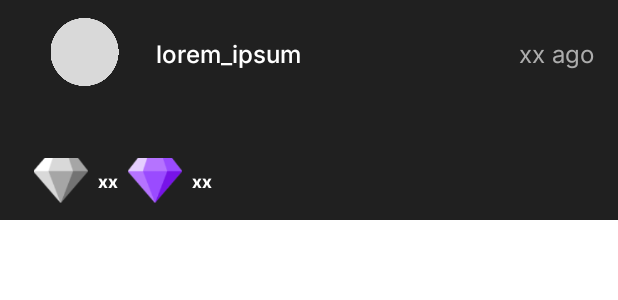
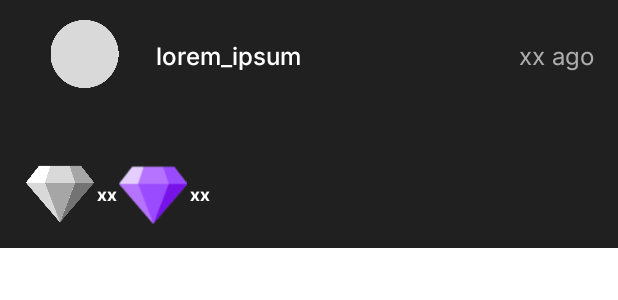
Before and after one commit to itSim04/Bliss, an Android app: the layout image_gem_item.xml on its own in the app's theme, with its tools: preview values and no code run, on a phone screen of 412 x 824 dp. Shown: the top 300 px of the screen. Run offline under Robolectric (Android 15) with nearby library versions, the phone set to English and light mode, and no system bars.

Commit message:
Updated resources

```diff
--- a/Bliss_client/app/src/main/res/layout/image_gem_item.xml
+++ b/Bliss_client/app/src/main/res/layout/image_gem_item.xml
@@ -37,7 +37,7 @@
     <androidx.constraintlayout.widget.ConstraintLayout
         android:id="@+id/diamondreminesCenter"
         android:layout_width="0dp"
-        android:layout_height="30dp"
+        android:layout_height="45dp"
         android:layout_marginTop="16dp"
         app:layout_constraintBottom_toTopOf="@+id/lowerBorder"
         app:layout_constraintEnd_toStartOf="@+id/rightBorder"
@@ -54,13 +54,13 @@
 
         <ImageView
             android:id="@+id/reminesLabel"
-            android:layout_width="0dp"
-            android:layout_height="wrap_content"
+            android:layout_width="45dp"
+            android:layout_height="45dp"
+            android:src="@drawable/remines_icon"
             app:layout_constraintBottom_toBottomOf="parent"
             app:layout_constraintEnd_toStartOf="@+id/reminesNum"
             app:layout_constraintStart_toEndOf="@+id/diamondsNum"
-            app:layout_constraintTop_toTopOf="parent"
-            app:srcCompat="@drawable/remines" />
+            app:layout_constraintTop_toTopOf="parent" />
 
         <TextView
             android:id="@+id/reminesNum"
@@ -77,13 +77,13 @@
 
         <ImageView
             android:id="@+id/diamondsLabel"
-            android:layout_width="0dp"
-            android:layout_height="wrap_content"
+            android:layout_width="45dp"
+            android:layout_height="45dp"
+            android:src="@drawable/diamonds_icon"
             app:layout_constraintBottom_toBottomOf="parent"
             app:layout_constraintEnd_toStartOf="@+id/diamondsNum"
             app:layout_constraintStart_toStartOf="parent"
-            app:layout_constraintTop_toTopOf="parent"
-            app:srcCompat="@drawable/diamonds" />
+            app:layout_constraintTop_toTopOf="parent" />
 
         <TextView
             android:id="@+id/diamondsNum"
@@ -146,7 +146,7 @@
                 app:layout_constraintEnd_toStartOf="@+id/userNameText"
                 app:layout_constraintStart_toStartOf="parent"
                 app:layout_constraintTop_toTopOf="parent"
-                app:srcCompat="@drawable/placeholder_profile_picture" />
+                android:src="@drawable/placeholder_profile_picture" />
 
             <TextView
                 android:id="@+id/userNameText"
```
Also changed, not shown: Bliss_client/app/src/main/res/layout/poll_gem_item.xml (+10 -10 lines), Bliss_client/app/src/main/res/layout/text_gem_item.xml (+9 -9 lines), Bliss_client/app/src/main/res/drawable-v24/diamonds.png (deleted), Bliss_client/app/src/main/res/drawable-v24/remines.png (deleted), Bliss_client/app/src/main/res/drawable/comments_icon.png (added), Bliss_client/app/src/main/res/drawable/diamonds_icon.png (added), Bliss_client/app/src/main/res/drawable/remines_icon.png (added), 1 other file.
